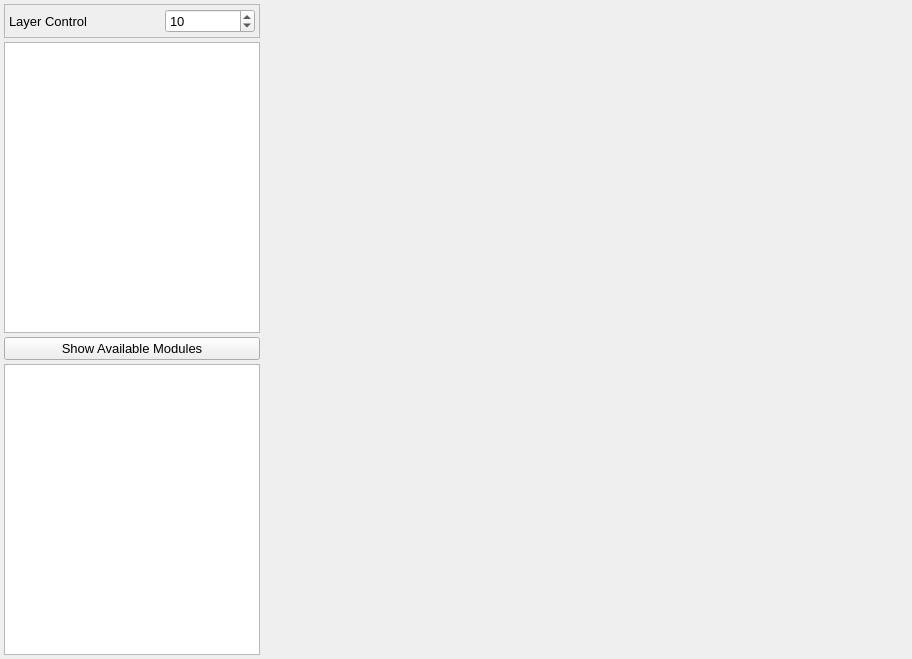
disorderedmaterials/dissolve, file src/gui/layertab.ui: the form before one commit.
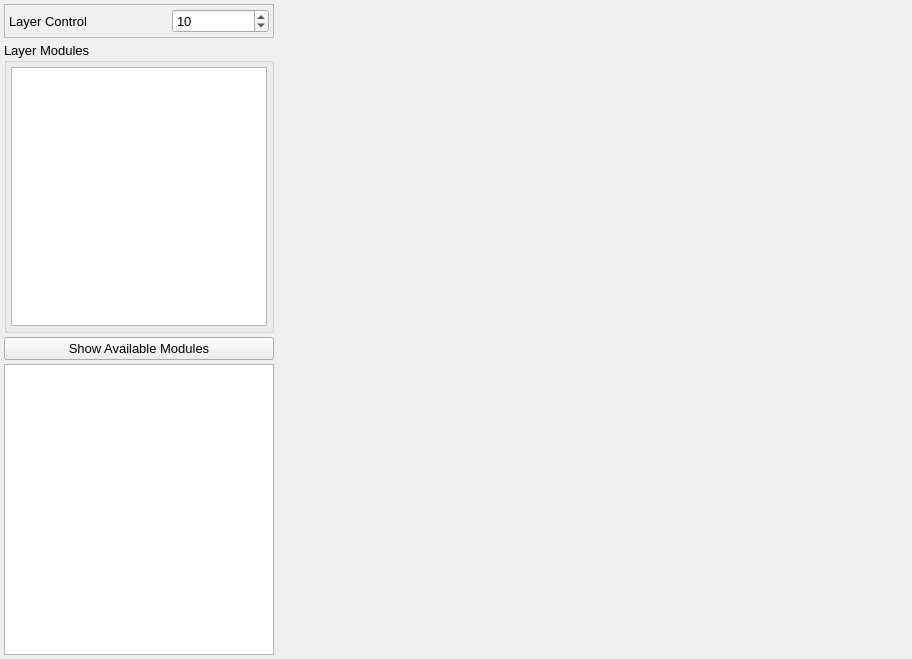
The form after the commit. Icons and pictures are not drawn.

Commit message: Add module list to group box.

```diff
--- a/src/gui/layertab.ui
+++ b/src/gui/layertab.ui
@@ -169,6 +169,27 @@
       </widget>
      </item>
      <item>
+      <widget class="QGroupBox" name="ModulesGroup">
+       <property name="title">
+        <string>Layer Modules</string>
+       </property>
+       <layout class="QVBoxLayout" name="verticalLayout_2">
+        <property name="spacing">
+         <number>4</number>
+        </property>
+        <property name="leftMargin">
+         <number>4</number>
+        </property>
+        <property name="topMargin">
+         <number>4</number>
+        </property>
+        <property name="rightMargin">
+         <number>4</number>
+        </property>
+        <property name="bottomMargin">
+         <number>4</number>
+        </property>
+        <item>
       <widget class="QListView" name="ModulesList">
        <property name="sizePolicy">
         <sizepolicy hsizetype="Expanding" vsizetype="Expanding">
@@ -188,6 +209,9 @@
        <property name="defaultDropAction">
         <enum>Qt::MoveAction</enum>
        </property>
+         </widget>
+        </item>
+       </layout>
       </widget>
      </item>
      <item>
```
Lines whose indentation alone changed are shown as unchanged.
